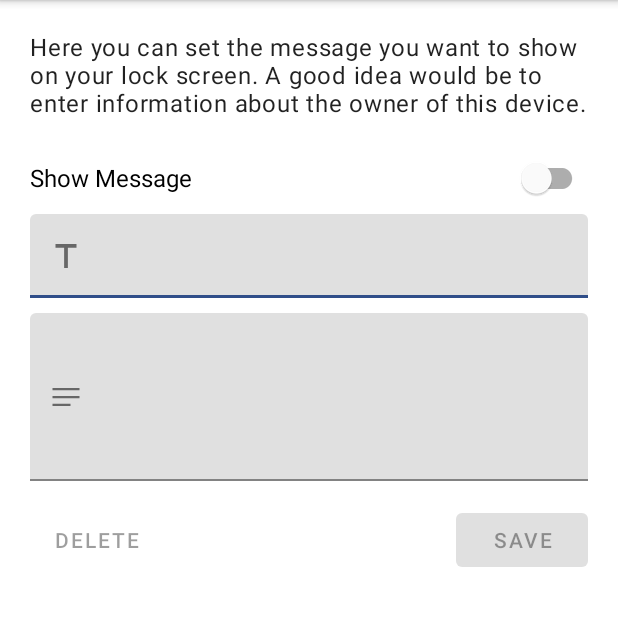
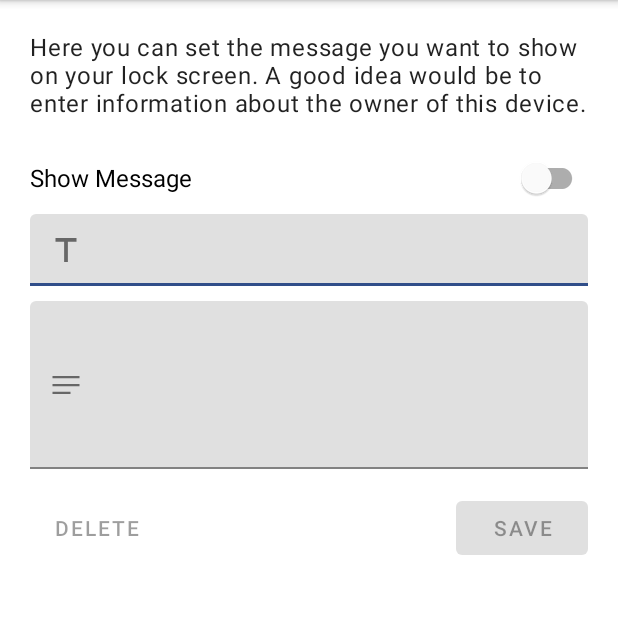
Before and after one commit to isabellwaas/LockScreenMessage, an Android app: the screen it shows after launch (MainActivity), on a phone screen of 412 x 824 dp, the part 84-710 px from its top. Run offline under Robolectric (Android 15) with nearby library versions, the phone set to English and light mode, and no system bars.

Commit message:
Fix height of text in title textfield

```diff
--- a/app/src/main/res/layout/activity_main.xml
+++ b/app/src/main/res/layout/activity_main.xml
@@ -59,7 +59,8 @@
                 android:layout_width="match_parent"
                 android:layout_height="wrap_content"
                 android:layout_marginBottom="10dp"
-                app:startIconDrawable="@drawable/ic_title">
+                app:startIconDrawable="@drawable/ic_title"
+                app:hintEnabled="false">
 
                 <com.google.android.material.textfield.TextInputEditText
                     android:layout_width="match_parent"
@@ -67,6 +68,7 @@
                     android:singleLine="true"
                     android:maxLength="65"
                     android:gravity="top"
+                    android:paddingTop="13dp"
                     />
             </com.google.android.material.textfield.TextInputLayout>
 
@@ -74,7 +76,8 @@
                 android:id="@+id/content_text_input"
                 android:layout_width="match_parent"
                 android:layout_height="wrap_content"
-                app:startIconDrawable="@drawable/ic_notes">
+                app:startIconDrawable="@drawable/ic_notes"
+                app:hintEnabled="false">
 
                 <com.google.android.material.textfield.TextInputEditText
                     android:layout_width="match_parent"
@@ -82,7 +85,8 @@
                     android:minLines="4"
                     android:maxLines="4"
                     android:maxLength="240"
-                    android:gravity="top" />
+                    android:gravity="top"
+                    />
             </com.google.android.material.textfield.TextInputLayout>
 
             <RelativeLayout
```
